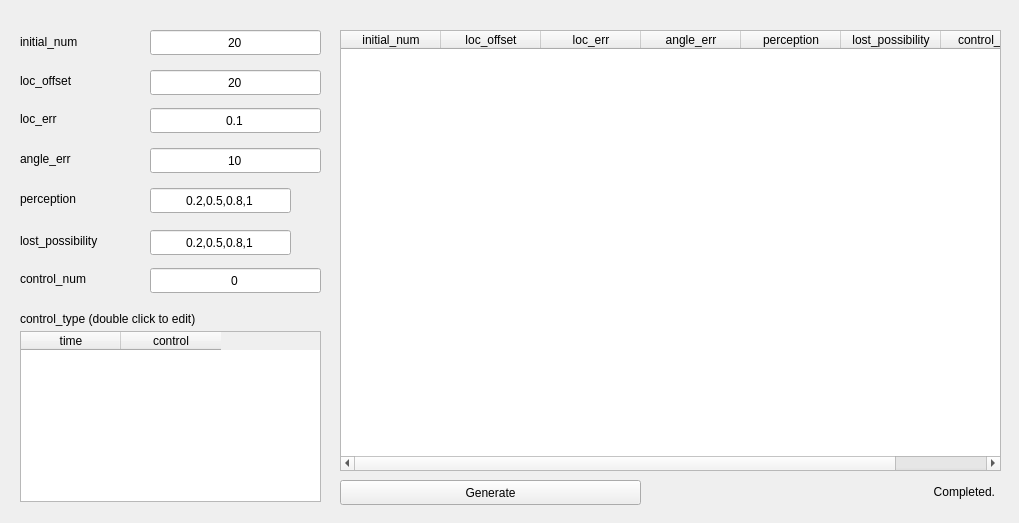
Old version of the form app/ui/form_generate.ui in the repository HansBug/dgdvapp.
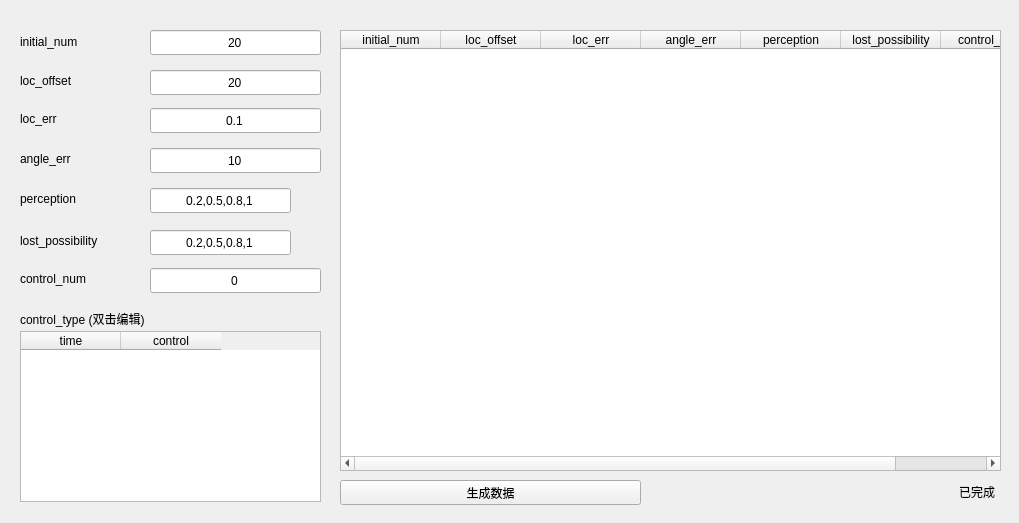
New version of the form.

The edit to the form file:
```diff
--- a/app/ui/form_generate.ui
+++ b/app/ui/form_generate.ui
@@ -285,7 +285,7 @@
     </rect>
    </property>
    <property name="text">
-    <string>control_type (double click to edit)</string>
+    <string>control_type (双击编辑)</string>
    </property>
   </widget>
   <widget class="QTableWidget" name="table_result">
@@ -343,7 +343,7 @@
     </rect>
    </property>
    <property name="text">
-    <string>Completed.</string>
+    <string>已完成</string>
    </property>
    <property name="alignment">
     <set>Qt::AlignRight|Qt::AlignTrailing|Qt::AlignVCenter</set>
@@ -359,7 +359,7 @@
     </rect>
    </property>
    <property name="text">
-    <string>Generate</string>
+    <string>生成数据</string>
    </property>
    <property name="shortcut">
     <string>Return</string>
```
Left out of the diff: 2 changed lines with no effect on the pictures.
